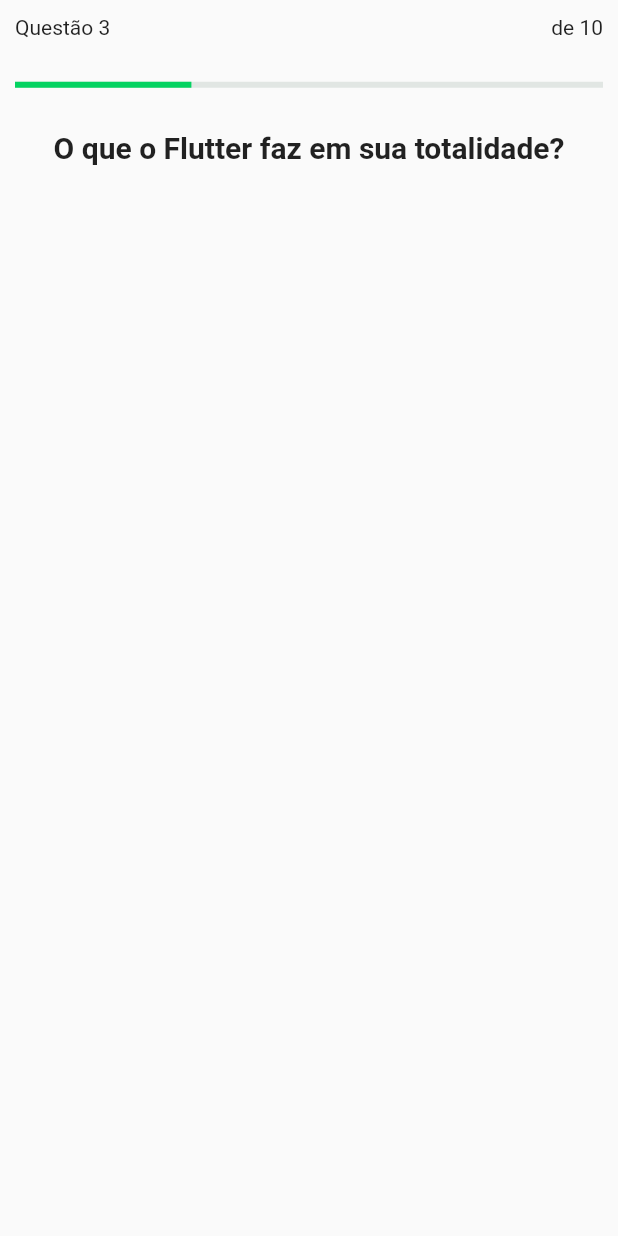
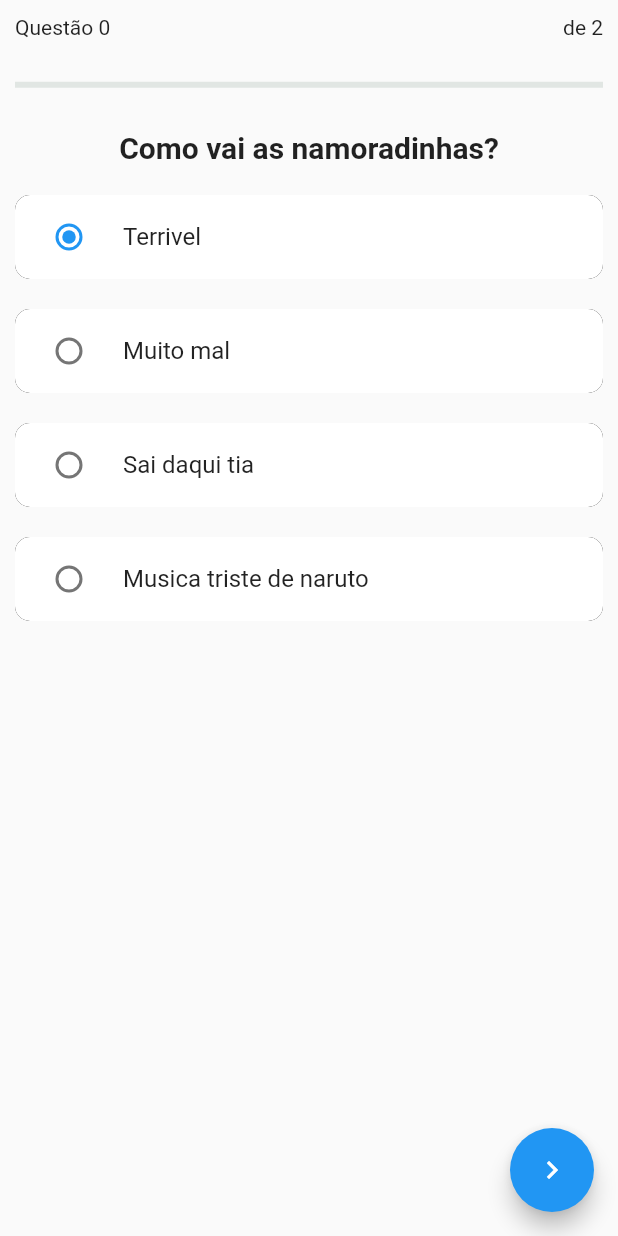
Before and after one commit to welitonsousa/quiz_nlw5_flutter, a Flutter app: the screen it shows after launch, after a tap on "Gerenciamento de estado", on a phone screen of 412 x 824 dp. Run offline on Flutter 3.47's test engine with Material 2 defaults, Android fonts, the phone set to English and light mode, and no system bars; network calls fail.

Commit message:
controllers and model of data

```diff
--- a/lib/constants/routes.dart
+++ b/lib/constants/routes.dart
@@ -1,3 +1,4 @@
+import 'package:quiz/pages/page_complete_task.dart';
 import 'package:quiz/pages/pages_home.dart';
 import 'package:flutter/cupertino.dart';
 
@@ -5,5 +6,6 @@ class AppRouters {
   static final String initial = "Home";
   static final Map<String, Widget Function(BuildContext)> value = {
     'Home': (BuildContext context) => PageHome(),
+    'Task': (BuildContext context) => PageTask(),
   };
 }
--- /dev/null
+++ b/lib/controllets/controller_modalits.dart
@@ -0,0 +1,9 @@
+import 'package:quiz/data/questions.dart';
+import 'package:quiz/models/model_modalits.dart';
+
+class ControllerModalits {
+  static final ControllerModalits instante = ControllerModalits();
+  int indexModalit = 0;
+  List<ModelModalits> _modalits = modalitis;
+  List<ModelModalits> get modalits => _modalits;
+}
--- /dev/null
+++ b/lib/controllets/controller_task_question.dart
@@ -0,0 +1,43 @@
+import 'package:flutter/cupertino.dart';
+import 'package:quiz/controllets/controller_modalits.dart';
+import 'package:quiz/data/questions.dart';
+import 'package:quiz/models/model_modalits.dart';
+import 'package:quiz/models/model_task_question.dart';
+
+class ControllerTaskQuestion extends ChangeNotifier {
+  static final ControllerTaskQuestion instance = ControllerTaskQuestion();
+  int _indexActualQuestion = 0;
+  int _indexSelectecQuestion = 0;
+
+  bool _showCorrect = false;
+  ModelModalits _modalits = ControllerModalits
+      .instante.modalits[ControllerModalits.instante.indexModalit];
+
+  Tasks get task => _modalits.tasks[ControllerModalits.instante.indexModalit];
+  List<ModelTaskQuestion> get questions => task.questions;
+  ModelTaskQuestion? get question => task.questions[_indexActualQuestion];
+  int get indexQuestion => _indexActualQuestion;
+  int get indexSelected => _indexSelectecQuestion;
+  int get totalResponses => question!.responses.length;
+  bool get showCorrect => _showCorrect;
+  int get totalQuestion => task.questions.length;
+  void changeSelectedQuestion(int newIndex) {
+    _indexSelectecQuestion = newIndex;
+    notifyListeners();
+  }
+
+  Future<bool> verifyResponse() async {
+    _showCorrect = true;
+    notifyListeners();
+    await Future.delayed(Duration(seconds: 1));
+    _showCorrect = false;
+
+    if (totalQuestion > _indexActualQuestion + 1) {
+      _indexActualQuestion += 1;
+      notifyListeners();
+      return false;
+    }
+    notifyListeners();
+    return true;
+  }
+}
--- /dev/null
+++ b/lib/data/questions.dart
@@ -0,0 +1,31 @@
+import 'package:quiz/models/model_modalits.dart';
+import 'package:quiz/models/model_task_question.dart';
+
+List<ModelModalits> modalitis = [
+  ModelModalits(tasks: [
+    Tasks(questions: questions),
+  ], titleModalit: 'Namoradas'),
+];
+
+List<ModelTaskQuestion> questions = [
+  ModelTaskQuestion(
+    question: "Como vai as namoradinhas?",
+    indexCorrect: 1,
+    responses: [
+      "Terrivel",
+      "Muito mal",
+      "Sai daqui tia",
+      "Musica triste de naruto"
+    ],
+  ),
+  ModelTaskQuestion(
+    question: "questao 2",
+    indexCorrect: 2,
+    responses: ["1", "2", "3", "4"],
+  ),
+  ModelTaskQuestion(
+    question: "Parabens",
+    indexCorrect: 0,
+    responses: [],
+  ),
+];
--- /dev/null
+++ b/lib/models/model_modalits.dart
@@ -0,0 +1,14 @@
+import 'package:quiz/models/model_task_question.dart';
+
+class ModelModalits {
+  final List<Tasks> tasks;
+  final String titleModalit;
+
+  ModelModalits({required this.tasks, required this.titleModalit});
+}
+
+class Tasks {
+  final List<ModelTaskQuestion> questions;
+
+  Tasks({required this.questions});
+}
--- /dev/null
+++ b/lib/models/model_task_question.dart
@@ -0,0 +1,10 @@
+class ModelTaskQuestion {
+  final int indexCorrect;
+  final String question;
+  final List<String> responses;
+
+  ModelTaskQuestion(
+      {required this.question,
+      required this.indexCorrect,
+      required this.responses});
+}
--- a/lib/pages/page_complete_task.dart
+++ b/lib/pages/page_complete_task.dart
@@ -1,21 +1,29 @@
 import 'package:flutter/material.dart';
+import 'package:quiz/controllets/controller_task_question.dart';
+import 'package:quiz/models/model_task_question.dart';
 import 'package:quiz/widgets/widget_linear_progress_indicartor.dart';
 
 class PageTask extends StatelessWidget {
-  final int counterTotalTask;
-  final int counterProgress;
-  PageTask({required this.counterTotalTask, required this.counterProgress});
-
   @override
   Widget build(BuildContext context) {
     return SafeArea(
-      child: Scaffold(
-        appBar: _appBar(),
+      child: AnimatedBuilder(
+        builder: (BuildContext context, Widget? child) {
+          ModelTaskQuestion question =
+              ControllerTaskQuestion.instance.question!;
+          int indexQuestion = ControllerTaskQuestion.instance.indexQuestion;
+          return Scaffold(
+            appBar: _appBar(question, indexQuestion),
+            body: _body(question, indexQuestion),
+            floatingActionButton: _floatingActionButton(context),
+          );
+        },
+        animation: ControllerTaskQuestion.instance,
       ),
     );
   }
 
-  PreferredSize _appBar() {
+  PreferredSize _appBar(ModelTaskQuestion question, int indexQuestion) {
     return PreferredSize(
       preferredSize: Size.fromHeight(120),
       child: Padding(
@@ -26,16 +34,17 @@ class PageTask extends StatelessWidget {
             Row(
               mainAxisAlignment: MainAxisAlignment.spaceBetween,
               children: [
-                Text('Questão $counterProgress'),
-                Text('de $counterTotalTask'),
+                Text('Questão $indexQuestion'),
+                Text('de ${ControllerTaskQuestion.instance.totalQuestion - 1}'),
               ],
             ),
             WidgetLinearProgressIndicator(
-              counterProgress: counterProgress,
-              counterTotalTask: counterTotalTask,
+              counterProgress: indexQuestion,
+              counterTotalTask:
+                  ControllerTaskQuestion.instance.totalQuestion - 1,
             ),
             Text(
-              'O que o Flutter faz em sua totalidade?',
+              question.question,
               style: TextStyle(fontSize: 20, fontWeight: FontWeight.bold),
             ),
           ],
@@ -43,4 +52,57 @@ class PageTask extends StatelessWidget {
       ),
     );
   }
+
+  Widget _body(ModelTaskQuestion question, int indexQuestion) {
+    return ListView.builder(
+      itemCount: question.responses.length,
+      itemBuilder: (BuildContext context, int index) {
+        return Container(
+          margin: EdgeInsets.symmetric(vertical: 10, horizontal: 10),
+          child: RadioListTile<int>(
+            title: Text('${question.responses[index]}'),
+            value: index,
+            groupValue: ControllerTaskQuestion.instance.indexSelected,
+            onChanged: (int? value) {
+              int newValue = int.parse(value.toString());
+              ControllerTaskQuestion.instance.changeSelectedQuestion(newValue);
+            },
+          ),
+          decoration: BoxDecoration(
+            borderRadius: BorderRadius.circular(10),
+            boxShadow: [BoxShadow(color: _color(question, index))],
+            color: _colorBG(question, index),
+          ),
+        );
+      },
+    );
+  }
+
+  Widget _floatingActionButton(BuildContext context) {
+    return FloatingActionButton(
+        onPressed: () async {
+          bool response =
+              await ControllerTaskQuestion.instance.verifyResponse();
+          if (response) {
+            Navigator.pop(context);
+          }
+        },
+        child: Icon(Icons.navigate_next_outlined));
+  }
+
+  Color _color(ModelTaskQuestion question, int index) {
+    if (ControllerTaskQuestion.instance.showCorrect) {
+      if (question.indexCorrect == index) return Colors.green;
+      return Colors.red;
+    }
+    return Colors.black;
+  }
+
+  Color _colorBG(ModelTaskQuestion question, int index) {
+    if (ControllerTaskQuestion.instance.showCorrect) {
+      if (question.indexCorrect == index) return Colors.green;
+      return Colors.red;
+    }
+    return Colors.white;
+  }
 }
--- a/lib/pages/pages_home.dart
+++ b/lib/pages/pages_home.dart
@@ -1,5 +1,4 @@
 import 'package:quiz/constants/images.dart';
-import 'package:quiz/pages/page_complete_task.dart';
 import 'package:quiz/widgets/widget_appbar.dart';
 import 'package:quiz/widgets/widget_level_button.dart';
 import 'package:flutter/material.dart';
@@ -68,18 +67,11 @@ class PageHome extends StatelessWidget {
   List<Widget> _cards(BuildContext context) {
     return [
       WidgetProgressCard(
-        image: AppImages.check,
-        counterProgress: 3,
-        counterTotalTask: 10,
-        label: 'Gerenciamento de estado',
-        onTap: () => Navigator.push(
-          context,
-          MaterialPageRoute(
-            builder: (BuildContext context) =>
-                PageTask(counterProgress: 3, counterTotalTask: 10),
-          ),
-        ),
-      ),
+          image: AppImages.check,
+          counterProgress: 3,
+          counterTotalTask: 10,
+          label: 'Gerenciamento de estado',
+          onTap: () => Navigator.pushNamed(context, 'Task')),
       WidgetProgressCard(
         counterProgress: 3,
         counterTotalTask: 10,
--- a/lib/widgets/widget_linear_progress_indicartor.dart
+++ b/lib/widgets/widget_linear_progress_indicartor.dart
@@ -11,7 +11,7 @@ class WidgetLinearProgressIndicator extends StatelessWidget {
   Widget build(BuildContext context) {
     return LinearProgressIndicator(
       backgroundColor: AppColors.chartSecondary,
-      value: (counterProgress * counterTotalTask) / 100,
+      value: counterProgress > 0 ? counterProgress / counterTotalTask : 0,
       valueColor: AlwaysStoppedAnimation<Color>(AppColors.chartPrimary),
     );
   }
```
